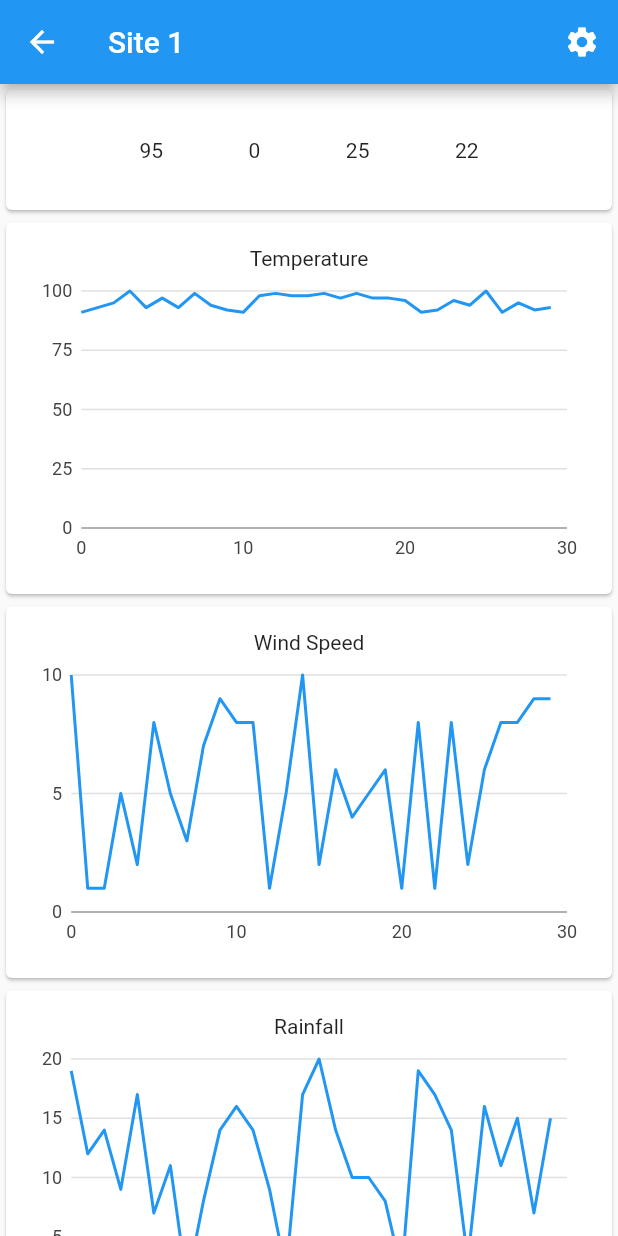
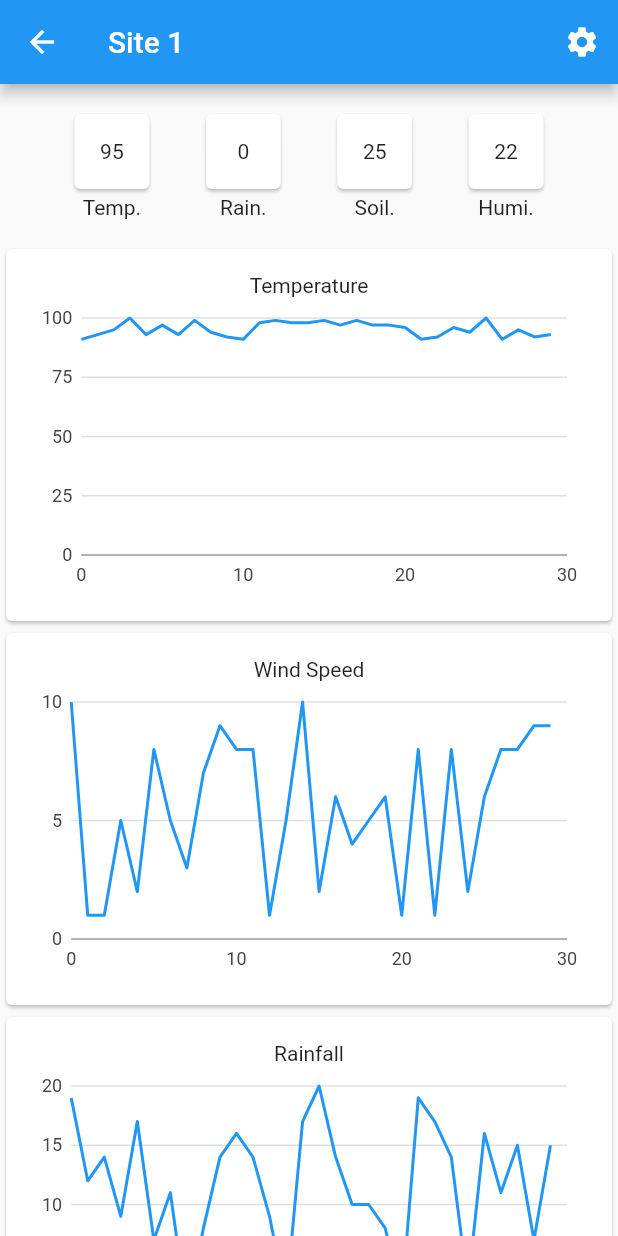
Before and after one commit to tytydraco/cg_proto2, a Flutter app: the screen it shows after launch, after a tap on "Site 1", on a phone screen of 412 x 824 dp. Run offline on Flutter 3.47's test engine with Material 2 defaults, Android fonts, the phone set to English and light mode, and no system bars; our stand-ins replace charts_flutter, shared_preferences.

Commit message:
Individual cards for each quick info
Signed-off-by: Tyler Nijmeh <tylernij@gmail.com>

```diff
--- a/lib/widgets/site_quick_info.dart
+++ b/lib/widgets/site_quick_info.dart
@@ -12,26 +12,62 @@ class SiteQuickInfo extends StatefulWidget {
   State<SiteQuickInfo> createState() => _SiteQuickInfoState();
 }
 
+class _PaddedNumCard extends StatelessWidget {
+  final String title;
+  final String text;
+
+  const _PaddedNumCard({Key? key, required this.title, required this.text}) : super(key: key);
+
+  @override
+  Widget build(BuildContext context) {
+    return Column(
+      children: [
+        Card(
+          child: SizedBox(
+            width: 50,
+            height: 50,
+            child: Center(
+              child: Text(text)
+            ),
+          ),
+        ),
+        Text(title),
+      ],
+    );
+  }
+}
+
 class _SiteQuickInfoState extends State<SiteQuickInfo> {
   final remoteDatabase = RemoteDatabase();
 
   @override
   Widget build(BuildContext context) {
-    return Card(
-        child: FutureBuilder(
+    return FutureBuilder(
       future: remoteDatabase.getCurrentWeather(widget.site),
       builder: (context, snapshot) {
         if (snapshot.hasData) {
           final siteWeather = snapshot.data as SiteWeatherModel;
           return Padding(
-                padding: const EdgeInsets.all(32),
+            padding: const EdgeInsets.all(16),
             child: Row(
               mainAxisAlignment: MainAxisAlignment.spaceEvenly,
               children: [
-                    Text("${siteWeather.temperature}"),
-                    Text("${siteWeather.rainfall}"),
-                    Text("${siteWeather.soilMoisture}"),
-                    Text("${siteWeather.humidity}"),
+                _PaddedNumCard(
+                  title: 'Temp.',
+                  text: '${siteWeather.temperature}'
+                ),
+                _PaddedNumCard(
+                  title: 'Rain.',
+                  text: '${siteWeather.rainfall}'
+                ),
+                _PaddedNumCard(
+                  title: 'Soil.',
+                  text: '${siteWeather.soilMoisture}'
+                ),
+                _PaddedNumCard(
+                  title: 'Humi.',
+                  text: '${siteWeather.humidity}'
+                ),
               ],
             ),
           );
@@ -41,7 +77,6 @@ class _SiteQuickInfoState extends State<SiteQuickInfo> {
           return const CircularProgressIndicator();
         }
       },
-        )
     );
   }
 }
```
Lines whose indentation alone changed are shown as unchanged.
